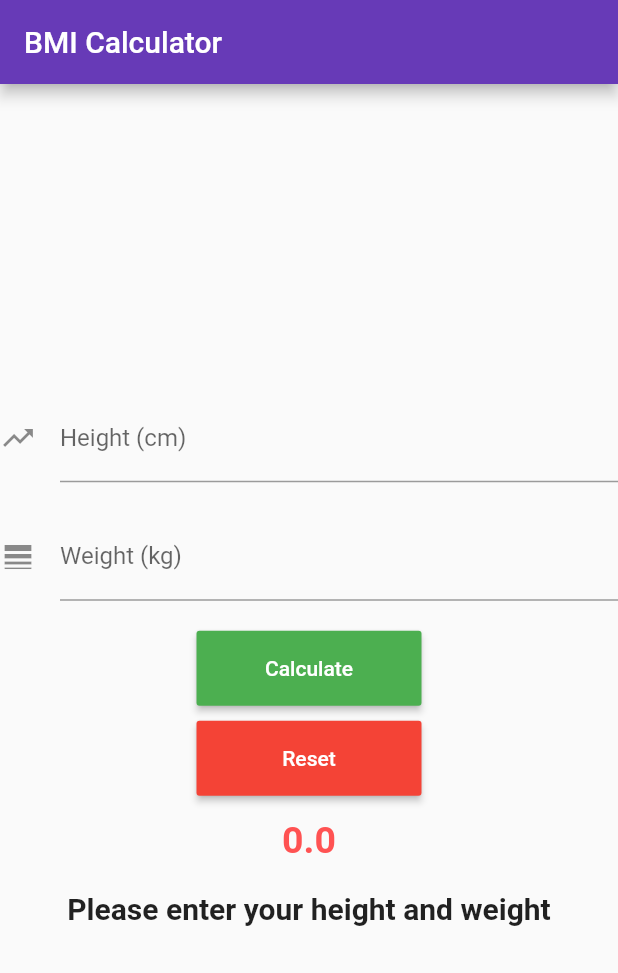
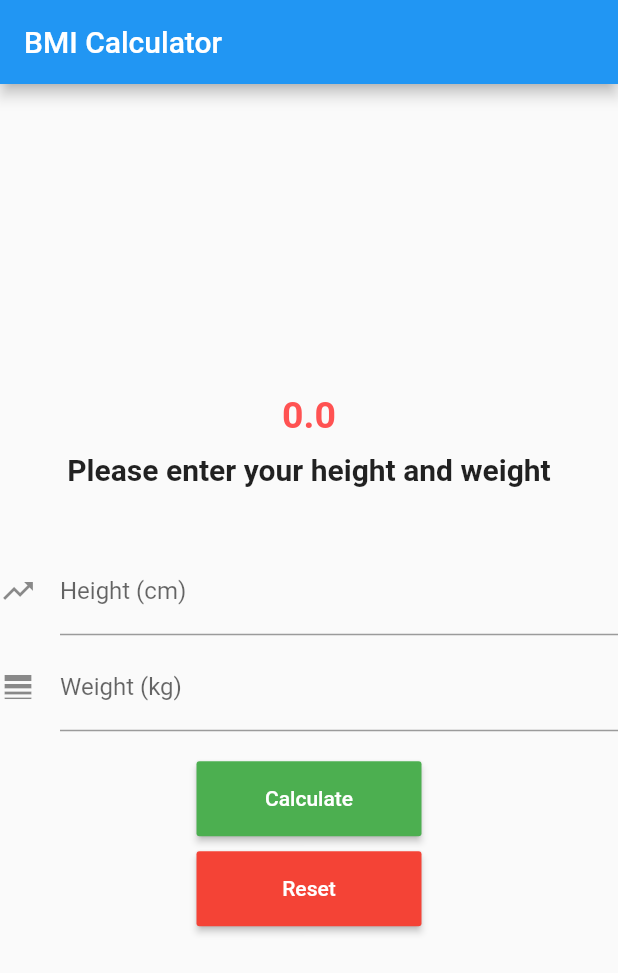
Before and after one commit to SkyMalcolm/bmi_app, a Flutter app: the screen it shows after launch, on a phone screen of 412 x 824 dp. Shown: the top 973 px of the screen. Run offline on Flutter 3.47's test engine with Material 2 defaults, Android fonts, the phone set to English and light mode, and no system bars.

Commit message:
different layouts for ios and android

```diff
--- a/lib/main.dart
+++ b/lib/main.dart
@@ -1,6 +1,8 @@
+import 'package:flutter/cupertino.dart';
 import 'package:flutter/material.dart';
 import 'package:flutter/services.dart';
 import 'dart:math';
+import 'dart:io';
 
 void main() {
   runApp(const MyApp());
@@ -25,7 +27,7 @@ class MyApp extends StatelessWidget {
         // or simply save your changes to "hot reload" in a Flutter IDE).
         // Notice that the counter didn't reset back to zero; the application
         // is not restarted.
-        primarySwatch: Colors.deepPurple,
+        primarySwatch: Colors.blue,
       ),
       home: const MyHomePage(title: 'Flutter Demo Home Page'),
     );
@@ -92,7 +94,7 @@ class _MyHomePageState extends State<MyHomePage> {
     _weightController.clear();
 
     setState(() {
-      _message = "Please enter your height and weight to see your BMI";
+      _message = "Please enter your height and weight";
       _bmi = null;
     });
   }
@@ -106,7 +108,21 @@ class _MyHomePageState extends State<MyHomePage> {
       body: Column(
         mainAxisAlignment: MainAxisAlignment.center,
         children: <Widget>[
-          TextField(
+          Text(
+            _bmi == null ? "0.0" : "Your BMI is: ${_bmi!.toStringAsFixed(2)}",
+            style: TextStyle(
+                color: Colors.redAccent,
+                fontSize: 25,
+                fontWeight: FontWeight.bold),
+          ),
+          SizedBox(height: 10),
+          Text(
+            _message,
+            style: TextStyle(fontWeight: FontWeight.bold, fontSize: 20),
+          ),
+          SizedBox(height: 40),
+          Platform.isAndroid
+              ? TextField(
                   keyboardType: TextInputType.number,
                   inputFormatters: <TextInputFormatter>[
                     FilteringTextInputFormatter.digitsOnly
@@ -116,9 +132,19 @@ class _MyHomePageState extends State<MyHomePage> {
                     labelText: "Height (cm)",
                     icon: Icon(Icons.trending_up),
                   ),
-          ),
-          SizedBox(height: 20),
-          TextField(
+                )
+              : CupertinoTextField(
+                  keyboardType: TextInputType.number,
+                  inputFormatters: <TextInputFormatter>[
+                    FilteringTextInputFormatter.digitsOnly
+                  ],
+                  controller: _heightController,
+                  prefix: Icon(Icons.trending_up),
+                  placeholder: "Height",
+                  style: TextStyle(height: 2)),
+          SizedBox(height: 5),
+          Platform.isAndroid
+              ? TextField(
                   keyboardType: TextInputType.number,
                   inputFormatters: <TextInputFormatter>[
                     FilteringTextInputFormatter.digitsOnly
@@ -128,47 +154,54 @@ class _MyHomePageState extends State<MyHomePage> {
                     labelText: "Weight (kg)",
                     icon: Icon(Icons.line_weight),
                   ),
-          ),
+                )
+              : CupertinoTextField(
+                  keyboardType: TextInputType.number,
+                  inputFormatters: <TextInputFormatter>[
+                    FilteringTextInputFormatter.digitsOnly
+                  ],
+                  controller: _weightController,
+                  prefix: Icon(Icons.line_weight),
+                  placeholder: "Weight",
+                  style: TextStyle(height: 2)),
           SizedBox(
             height: 20,
           ),
           SizedBox(
               width: 150,
               height: 50,
-            child: RaisedButton(
+              child: Platform.isAndroid
+                  ? RaisedButton(
                       color: Colors.green,
                       child: Text(
                         "Calculate",
                         style: TextStyle(color: Colors.white),
                       ),
-                onPressed: calculateBMI),
-          ),
+                      onPressed: calculateBMI)
+                  : CupertinoButton(
+                      padding: EdgeInsets.symmetric(vertical: 0, horizontal: 5),
+                      color: CupertinoColors.activeBlue,
+                      child: Text("Calculate"),
+                      onPressed: calculateBMI)),
           SizedBox(height: 10),
           SizedBox(
               width: 150,
               height: 50,
-            child: RaisedButton(
+              child: Platform.isAndroid
+                  ? RaisedButton(
                       color: Colors.red,
                       child: Text(
                         "Reset",
                         style: TextStyle(color: Colors.white),
                       ),
-                onPressed: clearUI),
+                      onPressed: clearUI)
+                  : CupertinoButton(
+                      padding: EdgeInsets.symmetric(vertical: 0, horizontal: 5),
+                      color: CupertinoColors.systemRed,
+                      child: Text(
+                        "Reset",
                       ),
-          SizedBox(height: 15),
-          Text(
-            _bmi == null ? "0.0" : "Your BMI is: ${_bmi!.toStringAsFixed(2)}",
-            style: TextStyle(
-                color: Colors.redAccent,
-                fontSize: 25,
-                fontWeight: FontWeight.bold),
-          ),
-          SizedBox(height: 20),
-          Text(
-            _message,
-            textAlign: TextAlign.center,
-            style: TextStyle(fontWeight: FontWeight.bold, fontSize: 20),
-          ),
+                      onPressed: clearUI)),
         ],
       ),
     );
```
Lines whose indentation alone changed are shown as unchanged.
